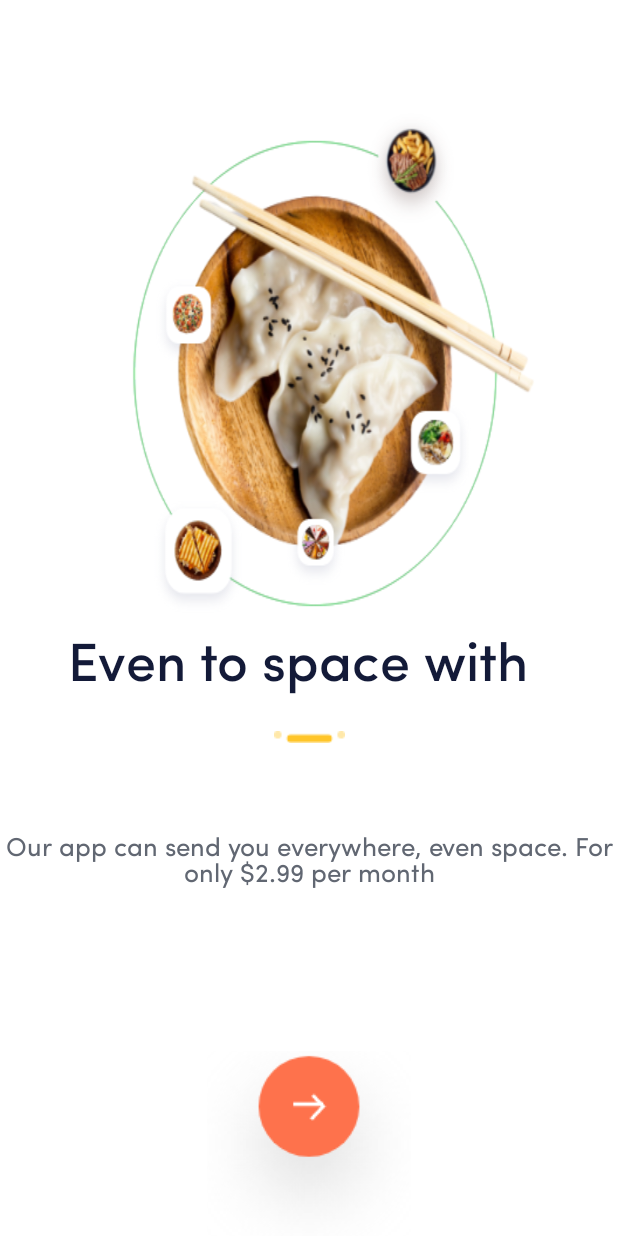
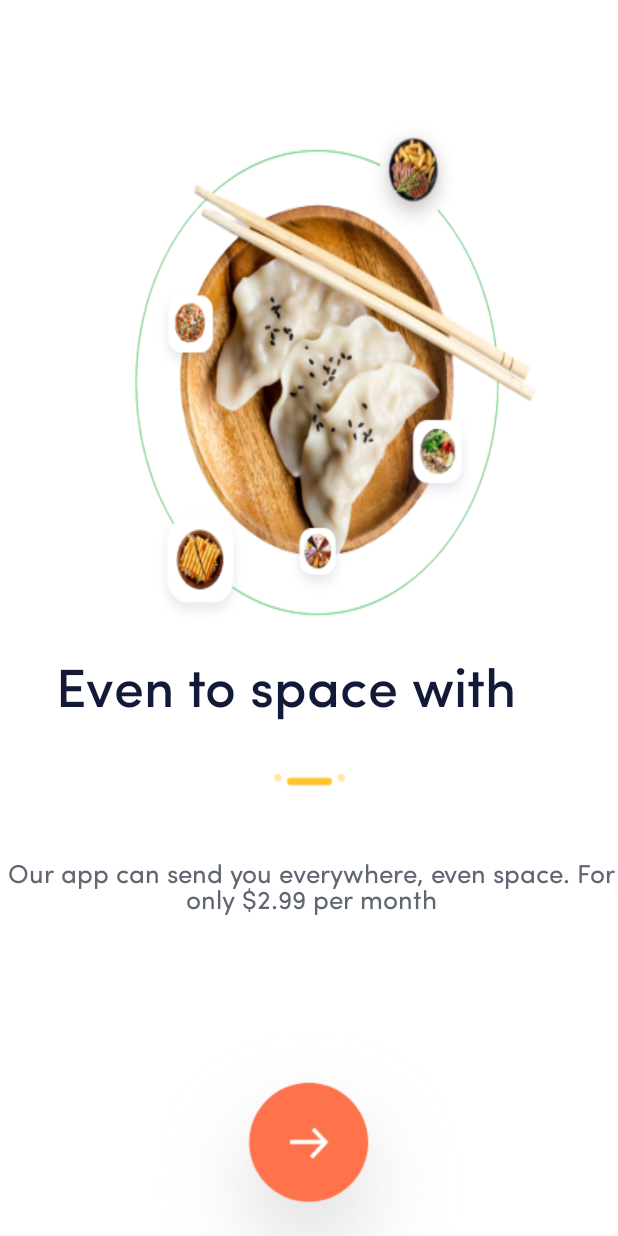
Before and after one commit to anhtranngocy7-gmail-com/LTDDbtvn, an Android app: the screen it shows after launch (OnboardingtwoActivity), on a phone screen of 412 x 824 dp. Run offline under Robolectric (Android 15) with nearby library versions, the phone set to English and light mode, and no system bars.

Commit message:
sua ten file, resize image view

```diff
--- a/Tuan1/app/src/main/java/com/laptrinhdidong/nhom3/btvntuan1/LoginActivity.kt
+++ b/Tuan1/app/src/main/java/com/laptrinhdidong/nhom3/btvntuan1/LoginActivity.kt
@@ -8,7 +8,7 @@ import android.widget.EditText
 class LoginActivity : AppCompatActivity() {
     override fun onCreate(savedInstanceState: Bundle?) {
         super.onCreate(savedInstanceState)
-        setContentView(R.layout.nhom3_login_an)
+        setContentView(R.layout.nhom3_an_login)
         var btn_login=findViewById<Button>(R.id.btn_login);
         var et_email_login=findViewById<EditText>(R.id.et_email_login);
         var et_pass_login=findViewById<EditText>(R.id.et_pass_login);
--- a/Tuan1/app/src/main/java/com/laptrinhdidong/nhom3/btvntuan1/OnboardingtwoActivity.kt
+++ b/Tuan1/app/src/main/java/com/laptrinhdidong/nhom3/btvntuan1/OnboardingtwoActivity.kt
@@ -7,7 +7,7 @@ import android.util.Log
 import android.view.MotionEvent
 import android.widget.Button
 import kotlinx.android.synthetic.main.nhom3_binh_onboarding2.view.*
-import kotlinx.android.synthetic.main.nhom3_onboard_dat.*
+import kotlinx.android.synthetic.main.nhom3_dat_onboard.*
 
 class OnboardingtwoActivity : AppCompatActivity() {
     override fun onCreate(savedInstanceState: Bundle?) {
--- a/Tuan1/app/src/main/java/com/laptrinhdidong/nhom3/btvntuan1/ProfileActivity.kt
+++ b/Tuan1/app/src/main/java/com/laptrinhdidong/nhom3/btvntuan1/ProfileActivity.kt
@@ -13,7 +13,7 @@ class ProfileActivity : AppCompatActivity() {
 
     override fun onCreate(savedInstanceState: Bundle?) {
         super.onCreate(savedInstanceState)
-        setContentView(R.layout.nhom3_profile_an)
+        setContentView(R.layout.nhom3_an_profile)
         val TextviewEmail = findViewById<TextView>(R.id.txt_Email)
         val TextviewFullname = findViewById<TextView>(R.id.txt_Fullname)
         val TextviewPhonenumber = findViewById<TextView>(R.id.txt_Phonenumber)
@@ -48,7 +48,7 @@ class ProfileActivity : AppCompatActivity() {
                     }
                     setNegativeButton("Cancel")
                     { dialog, which_ ->
-                        Toast.makeText(this@ProfileActivity, "Say Hi", Toast.LENGTH_SHORT).show()
+                        Toast.makeText(this@ProfileActivity, "", Toast.LENGTH_SHORT).show()
                     }
                     setView(dialogLayout)
                     show()
--- a/Tuan1/app/src/main/res/layout/nhom3_login_an.xml
+++ b/Tuan1/app/src/main/res/layout/nhom3_an_login.xml
@@ -118,7 +118,7 @@
             android:background="@drawable/inputbackground"
             android:ems="16"
             android:hint="Password"
-            android:inputType="textEmailAddress"
+            android:inputType="textPassword"
             android:paddingVertical="20dp"
             android:paddingStart="20dp"
             android:textSize="17sp"
--- a/Tuan1/app/src/main/res/layout/nhom3_binh_onboarding2.xml
+++ b/Tuan1/app/src/main/res/layout/nhom3_binh_onboarding2.xml
@@ -1,71 +1,67 @@
 <?xml version="1.0" encoding="utf-8"?>
-<android.support.constraint.ConstraintLayout
-    xmlns:android="http://schemas.android.com/apk/res/android"
+<android.support.constraint.ConstraintLayout xmlns:android="http://schemas.android.com/apk/res/android"
     xmlns:app="http://schemas.android.com/apk/res-auto"
     xmlns:tools="http://schemas.android.com/tools"
     android:layout_width="match_parent"
     android:layout_height="match_parent"
-    android:background="@color/white"
-    >
+    android:background="@color/white">
 
     <ImageView
         android:id="@+id/imageView8"
         android:layout_width="wrap_content"
         android:layout_height="wrap_content"
+        android:layout_marginStart="1dp"
         android:background="@drawable/binh_background_onboarding2"
+        app:layout_constraintBottom_toBottomOf="parent"
+        app:layout_constraintStart_toStartOf="parent"
+        app:layout_constraintTop_toTopOf="parent"
         tools:ignore="MissingConstraints"></ImageView>
 
     <ImageView
         android:id="@+id/img1"
         android:layout_width="wrap_content"
         android:layout_height="wrap_content"
-        android:layout_marginTop="432dp"
-        app:layout_constraintBottom_toTopOf="@+id/tv2"
+        android:layout_marginTop="35dp"
         app:layout_constraintEnd_toEndOf="parent"
         app:layout_constraintStart_toStartOf="parent"
-        app:layout_constraintTop_toTopOf="parent"
+        app:layout_constraintTop_toBottomOf="@+id/tv1"
         app:srcCompat="@drawable/binh_onboarding2" />
 
     <TextView
         android:id="@+id/tv1"
         android:layout_width="wrap_content"
         android:layout_height="wrap_content"
+        android:layout_marginStart="37dp"
+        android:layout_marginBottom="343dp"
         android:fontFamily="@font/sofia_pro_medium"
         android:text="Even to space with"
         android:textColor="#131A38"
         android:textSize="36sp"
         app:layout_constraintBottom_toBottomOf="parent"
-        app:layout_constraintEnd_toEndOf="parent"
-        app:layout_constraintHorizontal_bias="0.428"
-        app:layout_constraintStart_toStartOf="parent"
-        app:layout_constraintTop_toTopOf="@+id/imageView8"
-        app:layout_constraintVertical_bias="0.534" />
+        app:layout_constraintStart_toStartOf="parent" />
 
     <TextView
         android:id="@+id/tv2"
         android:layout_width="wrap_content"
         android:layout_height="wrap_content"
-        android:layout_marginStart="190dp"
-        android:layout_marginTop="88dp"
-        android:layout_marginEnd="163dp"
+        android:layout_marginTop="45dp"
         android:fontFamily="@font/sofia_pro_regular"
         android:text="Our app can send you everywhere, even space. For only $2.99 per month"
         android:textAlignment="center"
         android:textColor="#616772"
         android:textSize="17sp"
-        app:layout_constraintEnd_toEndOf="parent"
-        app:layout_constraintHorizontal_bias="0.538"
-        app:layout_constraintStart_toStartOf="parent"
-        app:layout_constraintTop_toBottomOf="@+id/tv1" />
+        app:layout_constraintStart_toStartOf="@+id/imageView8"
+        app:layout_constraintTop_toBottomOf="@+id/img1"
+        tools:ignore="MissingConstraints" />
 
-    <ImageButton
-        android:id="@+id/btnNext"
-        android:layout_width="136dp"
-        android:layout_height="123dp"
-        android:background="@color/white"
-        app:layout_constraintBottom_toBottomOf="parent"
+    <ImageView
+        android:id="@+id/image_Arrow"
+        android:layout_width="257dp"
+        android:layout_height="257dp"
+        android:layout_marginTop="52dp"
         app:layout_constraintEnd_toEndOf="parent"
         app:layout_constraintStart_toStartOf="parent"
-        app:srcCompat="@drawable/binh_next_onboarding2" />
+        app:layout_constraintTop_toBottomOf="@+id/tv2"
+        app:srcCompat="@drawable/agroup90" />
 
 </android.support.constraint.ConstraintLayout>
```
Also changed, not shown: Tuan1/app/src/main/res/layout/nhom3_quoc_onboarding3.xml (+4 -4 lines), Tuan1/app/src/main/res/layout/nhom3_an_profile.xml (renamed from Tuan1/app/src/main/res/layout/nhom3_profile_an.xml), Tuan1/app/src/main/res/layout/nhom3_dat_onboard.xml (renamed from Tuan1/app/src/main/res/layout/nhom3_onboard_dat.xml), 1 other file.
